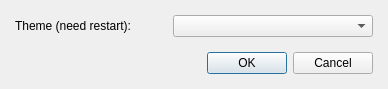
Before: the Qt Designer form Editor/Dialogs/dialoggeneraloptions.ui in RPG-Paper-Maker/RPG-Paper-Maker, drawn with Qt 5.
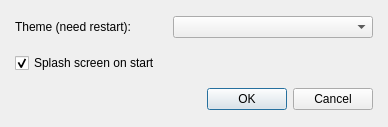
After: the same form once the commit is applied.

Commit message: Disable splash screen option

The edit to the form file:
```diff
--- a/Editor/Dialogs/dialoggeneraloptions.ui
+++ b/Editor/Dialogs/dialoggeneraloptions.ui
@@ -7,7 +7,7 @@
     <x>0</x>
     <y>0</y>
     <width>388</width>
-    <height>89</height>
+    <height>127</height>
    </rect>
   </property>
   <property name="windowTitle">
@@ -58,6 +58,16 @@
        </item>
       </layout>
      </item>
+     <item>
+      <widget class="QCheckBox" name="checkBoxSplashScreenOnStart">
+       <property name="text">
+        <string>Splash screen on start</string>
+       </property>
+       <property name="checked">
+        <bool>true</bool>
+       </property>
+      </widget>
+     </item>
      <item>
       <widget class="QDialogButtonBox" name="buttonBox">
        <property name="orientation">
```
The commit also changes 11 other files.
